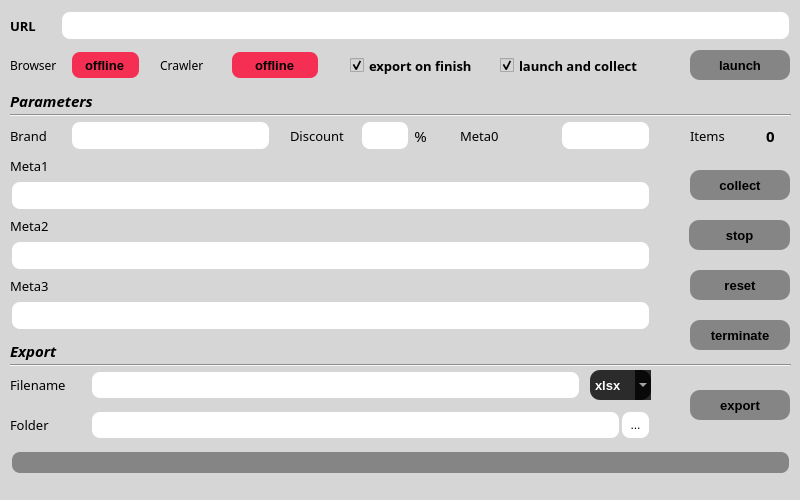
Before: the Qt Designer form gui/ui_resources/atcrawl_crawler_ui.ui in kosazna/atcrawl, drawn with Qt 5.
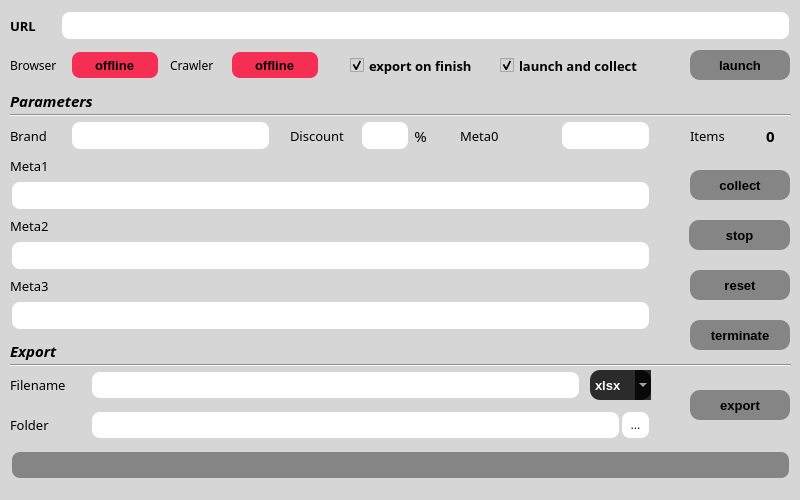
After: the same form once the commit is applied.

Commit message: (D) updated scripts

What changed in the file:
```diff
--- a/gui/ui_resources/atcrawl_crawler_ui.ui
+++ b/gui/ui_resources/atcrawl_crawler_ui.ui
@@ -545,7 +545,7 @@
      <rect>
       <x>70</x>
       <y>50</y>
-      <width>71</width>
+      <width>90</width>
       <height>30</height>
      </rect>
     </property>
@@ -721,7 +721,7 @@
    <widget class="QLabel" name="label_crawler">
     <property name="geometry">
      <rect>
-      <x>160</x>
+      <x>170</x>
       <y>50</y>
       <width>61</width>
       <height>30</height>
@@ -1030,13 +1030,15 @@
       <x>10</x>
       <y>450</y>
       <width>781</width>
-      <height>25</height>
+      <height>30</height>
      </rect>
     </property>
     <property name="font">
      <font>
       <family>Segoe UI</family>
       <pointsize>10</pointsize>
+      <weight>75</weight>
+      <bold>true</bold>
      </font>
     </property>
     <property name="styleSheet">
@@ -1049,6 +1051,9 @@
     <property name="text">
      <string/>
     </property>
+    <property name="alignment">
+     <set>Qt::AlignCenter</set>
+    </property>
    </widget>
   </widget>
   <widget class="QStatusBar" name="statusbar"/>
```
The commit also changes 2 other files.
